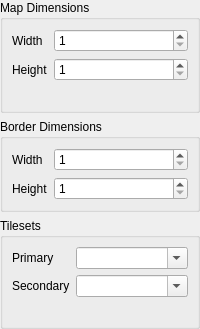
The window that forms/newlayoutform.ui (huderlem/porymap) describes before a commit, drawn with Qt 5.
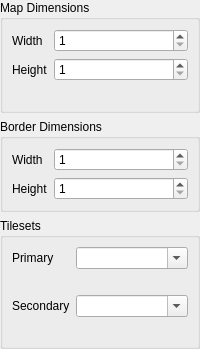
The same window after the commit. Custom widgets are drawn as their Qt base class.

Commit message: Combine minor creation dialogs

The edit to the form file:
```diff
--- a/forms/newlayoutform.ui
+++ b/forms/newlayoutform.ui
@@ -170,14 +170,30 @@
         </property>
        </widget>
       </item>
-      <item row="1" column="0">
+      <item row="1" column="0" colspan="2">
+       <widget class="QLabel" name="label_PrimaryTilesetError">
+        <property name="visible">
+         <bool>false</bool>
+        </property>
+        <property name="styleSheet">
+         <string notr="true">color: rgb(255, 0, 0)</string>
+        </property>
+        <property name="text">
+         <string/>
+        </property>
+        <property name="wordWrap">
+         <bool>true</bool>
+        </property>
+       </widget>
+      </item>
+      <item row="2" column="0">
        <widget class="QLabel" name="label_SecondaryTileset">
         <property name="text">
          <string>Secondary</string>
         </property>
        </widget>
       </item>
-      <item row="1" column="1">
+      <item row="2" column="1">
        <widget class="NoScrollComboBox" name="comboBox_SecondaryTileset">
         <property name="toolTip">
          <string>&lt;html&gt;&lt;head/&gt;&lt;body&gt;&lt;p&gt;The secondary tileset for the new map.&lt;/p&gt;&lt;/body&gt;&lt;/html&gt;</string>
@@ -190,8 +206,8 @@
         </property>
        </widget>
       </item>
-      <item row="2" column="0" colspan="2">
-       <widget class="QLabel" name="label_TilesetsError">
+      <item row="3" column="0" colspan="2">
+       <widget class="QLabel" name="label_SecondaryTilesetError">
         <property name="visible">
          <bool>false</bool>
         </property>
```
The commit also changes 7 other files.
